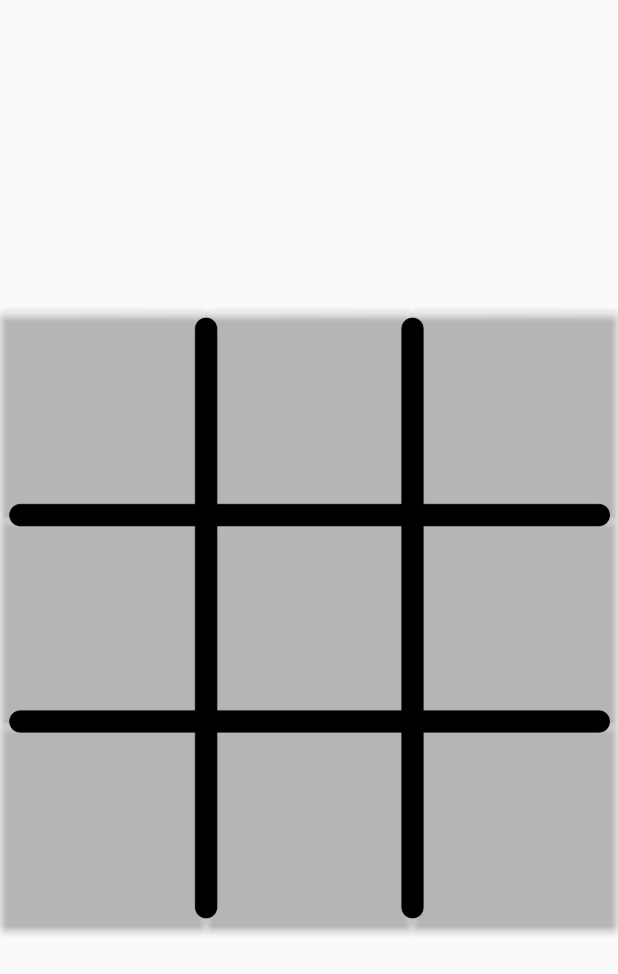
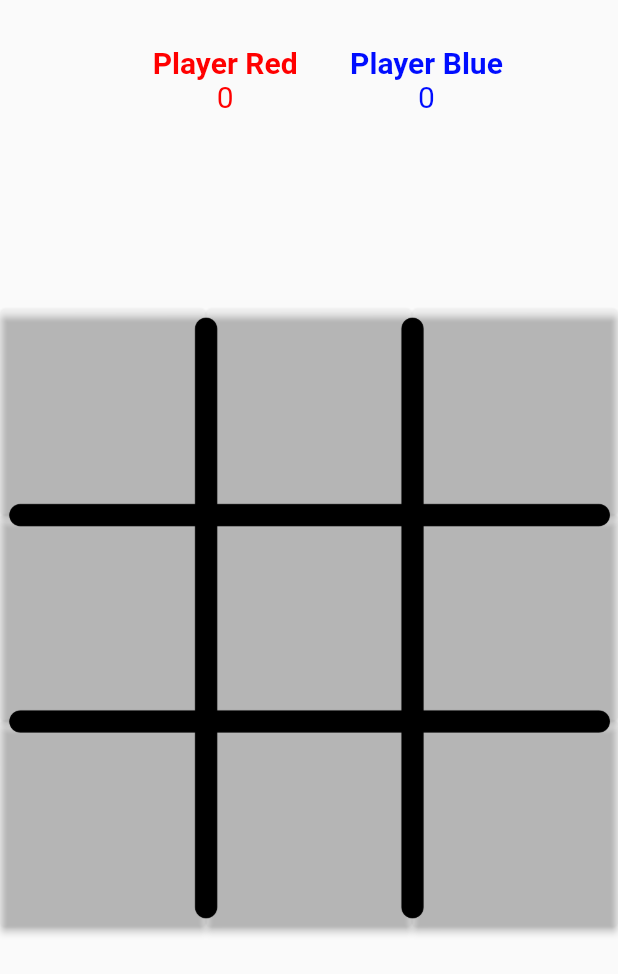
Before and after one commit to skyguy-netizen/Flutter-Tic-Tac-Toe, a Flutter app: the screen it shows after launch, on a phone screen of 412 x 824 dp. Shown: the top 974 px of the screen. Run offline on Flutter 3.47's test engine with Material 2 defaults, Android fonts, the light colour scheme and no system bars.

Commit message:
added win and draw functionality

```diff
--- a/srccode/lib/main.dart
+++ b/srccode/lib/main.dart
@@ -1,9 +1,15 @@
+// ignore_for_file: prefer_const_constructors
+
 import 'package:flutter/material.dart';
 import 'package:srccode/tiles.dart';
 import 'package:srccode/tile_state.dart';
 
-void main() {
-  runApp(MyApp());
+// void main() {
+//   runApp(MyApp());
+// }
+
+main() {
+  runApp(MaterialApp(home: MyApp()));
 }
 
 //ignore: use_key_in_widget_constructors
@@ -17,19 +23,87 @@ class _MyAppState extends State<MyApp> {
   // var boardState = List.filled(9, TileState.EMPTY);
   final navigatorKey = GlobalKey<NavigatorState>();
   var _boardState = List.filled(9, TileState.EMPTY);
-
   var _currentTurn = TileState.BLUELIGHTSABER;
 
+  int blueLightSaberScore = 0;
+  int redLightSaberScore = 0;
+
   @override
+  Widget buildScoreBoard() {
+    return Scaffold(
+      backgroundColor: Color.fromARGB(0, 255, 255, 255),
+      body: Column(
+        children: <Widget>[
+          Container(
+            child: Row(
+              mainAxisAlignment: MainAxisAlignment.center,
+              children: <Widget>[
+                Padding(
+                  padding: const EdgeInsets.all(30.0),
+                  child: Column(
+                    mainAxisAlignment: MainAxisAlignment.center,
+                    children: <Widget>[
+                      Text(
+                        'Player Red',
+                        style: TextStyle(
+                            fontSize: 20,
+                            fontWeight: FontWeight.bold,
+                            color: Color.fromARGB(255, 255, 0, 0)),
+                      ),
+                      Text(
+                        blueLightSaberScore.toString(),
+                        style: TextStyle(
+                            fontSize: 20,
+                            color: Color.fromARGB(255, 255, 0, 0)),
+                      ),
+                    ],
+                  ),
+                ),
+                Padding(
+                  padding: const EdgeInsets.all(5.0),
+                  child: Column(
+                    mainAxisAlignment: MainAxisAlignment.center,
+                    children: <Widget>[
+                      Text('Player Blue',
+                          // ignore: prefer_const_constructors
+                          style: TextStyle(
+                              fontSize: 20,
+                              fontWeight: FontWeight.bold,
+                              color: Color.fromARGB(255, 0, 13, 255))),
+                      Text(
+                        redLightSaberScore.toString(),
+                        // ignore: prefer_const_constructors
+                        style: TextStyle(
+                            fontSize: 20,
+                            color: Color.fromARGB(255, 0, 13, 255)),
+                      ),
+                    ],
+                  ),
+                ),
+              ],
+            ),
+          ),
+        ],
+      ),
+    );
+  }
+
   Widget build(BuildContext context) {
     // ignore: prefer_const_constructors
 
     return MaterialApp(
         //ignore: prefer_const_constructors
         home: Scaffold(
-            body: Center(
-      child: Stack(children: [Image.asset("images/board.png"), tiles()]),
-    )));
+            // appBar: AppBar(title: Text("ScoreCard") actions: buildScoreBoard(),),
+            body: (Center(
+      child: Stack(children: [
+        Align(alignment: AlignmentDirectional.topEnd, child: buildScoreBoard()),
+        Align(
+            alignment: AlignmentDirectional.center,
+            child: Image.asset("images/board.png")),
+        Align(alignment: AlignmentDirectional.center, child: tiles()),
+      ]),
+    ))));
   }
 
   Widget tiles() {
@@ -77,6 +151,16 @@ class _MyAppState extends State<MyApp> {
     if (winner != TileState.NONE) {
       print('Winner is: $winner');
       _showWinnerDialog(winner);
+    }
+
+    bool draw = true;
+    for (int i = 0; i < _boardState.length; i++) {
+      if (_boardState[i] == TileState.EMPTY) {
+        draw = false;
+      }
+    }
+    if (draw == true) {
+      _showDrawDialog();
     }
   }
 
@@ -139,10 +223,12 @@ class _MyAppState extends State<MyApp> {
         context: context,
         builder: (BuildContext context) {
           return AlertDialog(
-            title: Text("Winner"),
-            content: Image.asset(tileState == TileState.BLUELIGHTSABER
-                ? 'images/Blue transparent.png'
-                : 'images/Red transparent.png'),
+            title: (tileState == TileState.BLUELIGHTSABER
+                ? Text("Winner is Blue Lightsaber")
+                : Text("Winner is Red Lightsaber")),
+            // content: Image.asset(tileState == TileState.BLUELIGHTSABER
+            //     ? 'images/Blue transparent.png'
+            //     : 'images/Red transparent.png'),
             actions: [
               ElevatedButton(
                 child: Text("Play Again"),
@@ -162,4 +248,27 @@ class _MyAppState extends State<MyApp> {
       _currentTurn = TileState.BLUELIGHTSABER;
     });
   }
+
+  void _showDrawDialog() {
+    showDialog(
+        barrierDismissible: false,
+        context: context,
+        builder: (BuildContext context) {
+          return AlertDialog(
+            title: Text("Its A Draw!!"),
+            // content: Image.asset(tileState == TileState.BLUELIGHTSABER
+            //     ? 'images/Blue transparent.png'
+            //     : 'images/Red transparent.png'),
+            actions: [
+              ElevatedButton(
+                child: Text("Play Again"),
+                onPressed: () {
+                  _resetGame();
+                  Navigator.of(context).pop();
+                },
+              )
+            ],
+          );
+        });
+  }
 }
```
